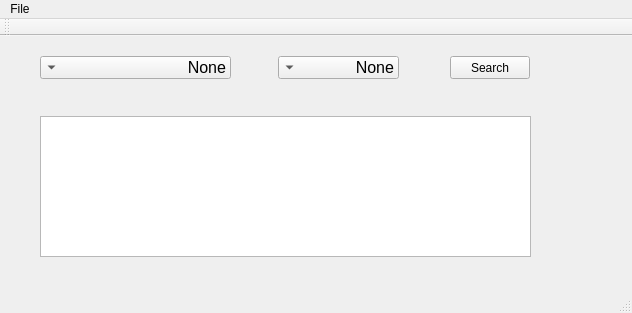
kariminf/assajjaa, file Assajjaa/Ui/mainwindow.ui: the form before one commit.
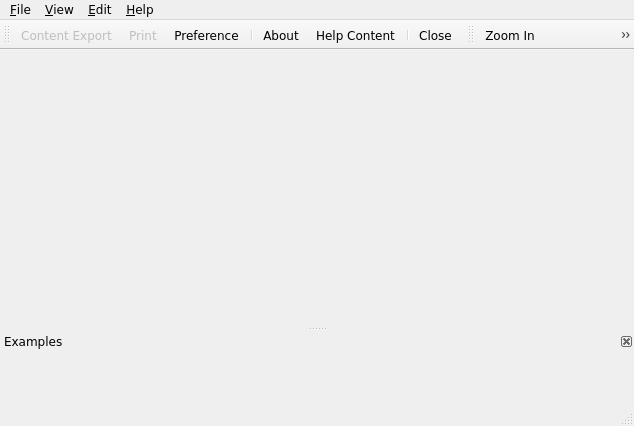
The form after the commit. Icons and pictures are not drawn.

Patch:
```diff
--- a/Assajjaa/Ui/mainwindow.ui
+++ b/Assajjaa/Ui/mainwindow.ui
@@ -6,121 +6,358 @@
    <rect>
     <x>0</x>
     <y>0</y>
-    <width>632</width>
-    <height>313</height>
+    <width>634</width>
+    <height>426</height>
    </rect>
   </property>
+  <property name="font">
+   <font>
+    <family>DejaVu Sans</family>
+    <pointsize>9</pointsize>
+    <weight>50</weight>
+    <italic>false</italic>
+    <bold>false</bold>
+   </font>
+  </property>
   <property name="windowTitle">
-   <string>MainWindow</string>
+   <string>JapKatsuyou: Japanese Verb Conjugation</string>
+  </property>
+  <property name="windowIcon">
+   <iconset resource="../Media/icons.qrc">
+    <normaloff>:/img/icon.png</normaloff>:/img/icon.png</iconset>
+  </property>
+  <property name="layoutDirection">
+   <enum>Qt::LeftToRight</enum>
+  </property>
+  <property name="documentMode">
+   <bool>false</bool>
   </property>
   <widget class="QWidget" name="centralWidget">
-   <widget class="QPushButton" name="srch">
-    <property name="geometry">
-     <rect>
-      <x>450</x>
-      <y>20</y>
-      <width>80</width>
-      <height>23</height>
-     </rect>
+   <property name="sizePolicy">
+    <sizepolicy hsizetype="Preferred" vsizetype="Preferred">
+     <horstretch>0</horstretch>
+     <verstretch>0</verstretch>
+    </sizepolicy>
+   </property>
+   <layout class="QHBoxLayout" name="horizontalLayout">
+    <property name="leftMargin">
+     <number>1</number>
     </property>
-    <property name="text">
-     <string>Search</string>
+    <property name="topMargin">
+     <number>1</number>
     </property>
-   </widget>
-   <widget class="QComboBox" name="qafia">
-    <property name="geometry">
-     <rect>
-      <x>278</x>
-      <y>20</y>
-      <width>121</width>
-      <height>23</height>
-     </rect>
+    <property name="rightMargin">
+     <number>1</number>
     </property>
-    <property name="font">
-     <font>
-      <pointsize>12</pointsize>
-     </font>
+    <property name="bottomMargin">
+     <number>1</number>
     </property>
-    <property name="layoutDirection">
-     <enum>Qt::RightToLeft</enum>
-    </property>
     <item>
-     <property name="text">
-      <string>None</string>
-     </property>
+     <layout class="QFormLayout" name="formLayout"/>
     </item>
-   </widget>
-   <widget class="QComboBox" name="wazn">
-    <property name="geometry">
-     <rect>
-      <x>40</x>
-      <y>20</y>
-      <width>191</width>
-      <height>23</height>
-     </rect>
-    </property>
-    <property name="font">
-     <font>
-      <pointsize>12</pointsize>
-     </font>
-    </property>
-    <property name="layoutDirection">
-     <enum>Qt::RightToLeft</enum>
-    </property>
-    <item>
-     <property name="text">
-      <string>None</string>
-     </property>
-    </item>
-   </widget>
-   <widget class="QListWidget" name="res">
-    <property name="geometry">
-     <rect>
-      <x>40</x>
-      <y>80</y>
-      <width>491</width>
-      <height>141</height>
-     </rect>
-    </property>
-    <property name="font">
-     <font>
-      <pointsize>16</pointsize>
-     </font>
-    </property>
-    <property name="layoutDirection">
-     <enum>Qt::RightToLeft</enum>
-    </property>
-   </widget>
+   </layout>
   </widget>
   <widget class="QMenuBar" name="menuBar">
    <property name="geometry">
     <rect>
      <x>0</x>
      <y>0</y>
-     <width>632</width>
+     <width>634</width>
      <height>20</height>
     </rect>
    </property>
-   <widget class="QMenu" name="menuFile">
+   <widget class="QMenu" name="menu_File">
     <property name="title">
-     <string>File</string>
+     <string>&amp;File</string>
     </property>
     <addaction name="actionExit"/>
    </widget>
-   <addaction name="menuFile"/>
+   <widget class="QMenu" name="menu_Help">
+    <property name="title">
+     <string>&amp;Help</string>
+    </property>
+    <addaction name="actionHelpContent"/>
+    <addaction name="separator"/>
+    <addaction name="actionContactUs"/>
+    <addaction name="actionHomePage"/>
+    <addaction name="separator"/>
+    <addaction name="actionAbout"/>
+   </widget>
+   <widget class="QMenu" name="menu_View">
+    <property name="title">
+     <string>&amp;View</string>
+    </property>
+    <widget class="QMenu" name="menuZoom">
+     <property name="title">
+      <string>Zoom</string>
+     </property>
+     <property name="icon">
+      <iconset resource="../Media/icons.qrc">
+       <normaloff>:/img/zoom.png</normaloff>:/img/zoom.png</iconset>
+     </property>
+     <addaction name="actionZoomIn"/>
+     <addaction name="actionZoomOut"/>
+     <addaction name="actionNormalSize"/>
+    </widget>
+    <addaction name="menuZoom"/>
+    <addaction name="separator"/>
+   </widget>
+   <widget class="QMenu" name="menu_Edit">
+    <property name="title">
+     <string>&amp;Edit</string>
+    </property>
+    <addaction name="actionPreference"/>
+   </widget>
+   <addaction name="menu_File"/>
+   <addaction name="menu_View"/>
+   <addaction name="menu_Edit"/>
+   <addaction name="menu_Help"/>
   </widget>
-  <widget class="QToolBar" name="mainToolBar">
+  <widget class="QToolBar" name="mainTool">
+   <property name="minimumSize">
+    <size>
+     <width>0</width>
+     <height>0</height>
+    </size>
+   </property>
+   <property name="baseSize">
+    <size>
+     <width>0</width>
+     <height>30</height>
+    </size>
+   </property>
+   <property name="windowTitle">
+    <string>Main Toolbar</string>
+   </property>
+   <property name="movable">
+    <bool>true</bool>
+   </property>
+   <property name="allowedAreas">
+    <set>Qt::AllToolBarAreas</set>
+   </property>
+   <property name="iconSize">
+    <size>
+     <width>30</width>
+     <height>30</height>
+    </size>
+   </property>
    <attribute name="toolBarArea">
     <enum>TopToolBarArea</enum>
    </attribute>
    <attribute name="toolBarBreak">
     <bool>false</bool>
    </attribute>
+   <addaction name="actionExportResult"/>
+   <addaction name="actionPrint"/>
+   <addaction name="actionPreference"/>
+   <addaction name="separator"/>
+   <addaction name="actionAbout"/>
+   <addaction name="actionHelpContent"/>
+   <addaction name="separator"/>
+   <addaction name="actionClose"/>
   </widget>
   <widget class="QStatusBar" name="statusBar"/>
-  <action name="actionExit">
+  <widget class="QDockWidget" name="example">
+   <property name="sizePolicy">
+    <sizepolicy hsizetype="Maximum" vsizetype="Maximum">
+     <horstretch>0</horstretch>
+     <verstretch>0</verstretch>
+    </sizepolicy>
+   </property>
+   <property name="minimumSize">
+    <size>
+     <width>436</width>
+     <height>72</height>
+    </size>
+   </property>
+   <property name="contextMenuPolicy">
+    <enum>Qt::DefaultContextMenu</enum>
+   </property>
+   <property name="features">
+    <set>QDockWidget::DockWidgetClosable</set>
+   </property>
+   <property name="allowedAreas">
+    <set>Qt::BottomDockWidgetArea</set>
+   </property>
+   <property name="windowTitle">
+    <string>Examples</string>
+   </property>
+   <attribute name="dockWidgetArea">
+    <number>8</number>
+   </attribute>
+   <widget class="QWidget" name="searchContent">
+    <property name="minimumSize">
+     <size>
+      <width>0</width>
+      <height>50</height>
+     </size>
+    </property>
+    <layout class="QHBoxLayout" name="horizontalLayout_2">
+     <property name="leftMargin">
+      <number>2</number>
+     </property>
+     <property name="topMargin">
+      <number>1</number>
+     </property>
+     <property name="rightMargin">
+      <number>2</number>
+     </property>
+     <property name="bottomMargin">
+      <number>1</number>
+     </property>
+    </layout>
+   </widget>
+  </widget>
+  <widget class="QToolBar" name="zoomTool">
+   <property name="baseSize">
+    <size>
+     <width>0</width>
+     <height>30</height>
+    </size>
+   </property>
+   <property name="windowTitle">
+    <string>Zoom Toolbar</string>
+   </property>
+   <property name="allowedAreas">
+    <set>Qt::AllToolBarAreas</set>
+   </property>
+   <property name="iconSize">
+    <size>
+     <width>30</width>
+     <height>30</height>
+    </size>
+   </property>
+   <attribute name="toolBarArea">
+    <enum>TopToolBarArea</enum>
+   </attribute>
+   <attribute name="toolBarBreak">
+    <bool>false</bool>
+   </attribute>
+   <addaction name="actionZoomIn"/>
+   <addaction name="actionZoomOut"/>
+   <addaction name="actionNormalSize"/>
+  </widget>
+  <action name="actionClose">
+   <property name="icon">
+    <iconset resource="../Media/icons.qrc">
+     <normaloff>:/img/close.png</normaloff>
+     <normalon>:/img/close.png</normalon>:/img/close.png</iconset>
+   </property>
    <property name="text">
-    <string>Exit</string>
+    <string>&amp;Close</string>
+   </property>
+  </action>
+  <action name="actionAbout">
+   <property name="icon">
+    <iconset>
+     <normalon>:/img/about.png</normalon>
+    </iconset>
+   </property>
+   <property name="text">
+    <string>&amp;About</string>
+   </property>
+  </action>
+  <action name="actionPreference">
+   <property name="icon">
+    <iconset>
+     <normalon>:/img/pref.png</normalon>
+    </iconset>
+   </property>
+   <property name="text">
+    <string>&amp;Preference</string>
+   </property>
+  </action>
+  <action name="actionHelpContent">
+   <property name="icon">
+    <iconset>
+     <normalon>:/img/help.png</normalon>
+    </iconset>
+   </property>
+   <property name="text">
+    <string>Help Content</string>
+   </property>
+  </action>
+  <action name="actionExportResult">
+   <property name="enabled">
+    <bool>false</bool>
+   </property>
+   <property name="icon">
+    <iconset resource="../Media/icons.qrc">
+     <normaloff>:/img/export.png</normaloff>:/img/export.png</iconset>
+   </property>
+   <property name="text">
+    <string>Content Export</string>
+   </property>
+  </action>
+  <action name="actionPrint">
+   <property name="enabled">
+    <bool>false</bool>
+   </property>
+   <property name="icon">
+    <iconset>
+     <normalon>:/img/print.png</normalon>
+    </iconset>
+   </property>
+   <property name="text">
+    <string>&amp;Print</string>
+   </property>
+  </action>
+  <action name="actionZoomIn">
+   <property name="icon">
+    <iconset>
+     <normalon>:/img/zoom+.png</normalon>
+    </iconset>
+   </property>
+   <property name="text">
+    <string>Zoom In</string>
+   </property>
+  </action>
+  <action name="actionZoomOut">
+   <property name="icon">
+    <iconset>
+     <normalon>:/img/zoom-.png</normalon>
+    </iconset>
+   </property>
+   <property name="text">
+    <string>Zoom Out</string>
+   </property>
+  </action>
+  <action name="actionNormalSize">
+   <property name="icon">
+    <iconset>
+     <normalon>:/img/zoom1.png</normalon>
+    </iconset>
+   </property>
+   <property name="text">
+    <string>Normal Size</string>
+   </property>
+  </action>
+  <action name="actionHide">
+   <property name="icon">
+    <iconset>
+     <normalon>:/img/hide.png</normalon>
+    </iconset>
+   </property>
+   <property name="text">
+    <string>Hide</string>
+   </property>
+  </action>
+  <action name="actionContactUs">
+   <property name="icon">
+    <iconset resource="../Media/icons.qrc">
+     <normaloff>:/img/mail.png</normaloff>:/img/mail.png</iconset>
+   </property>
+   <property name="text">
+    <string>Contact us</string>
+   </property>
+  </action>
+  <action name="actionHomePage">
+   <property name="icon">
+    <iconset resource="../Media/icons.qrc">
+     <normaloff>:/img/home.png</normaloff>:/img/home.png</iconset>
+   </property>
+   <property name="text">
+    <string>Homepage</string>
    </property>
   </action>
  </widget>
```
Left out of the diff: 17 changed lines with no effect on the pictures.
